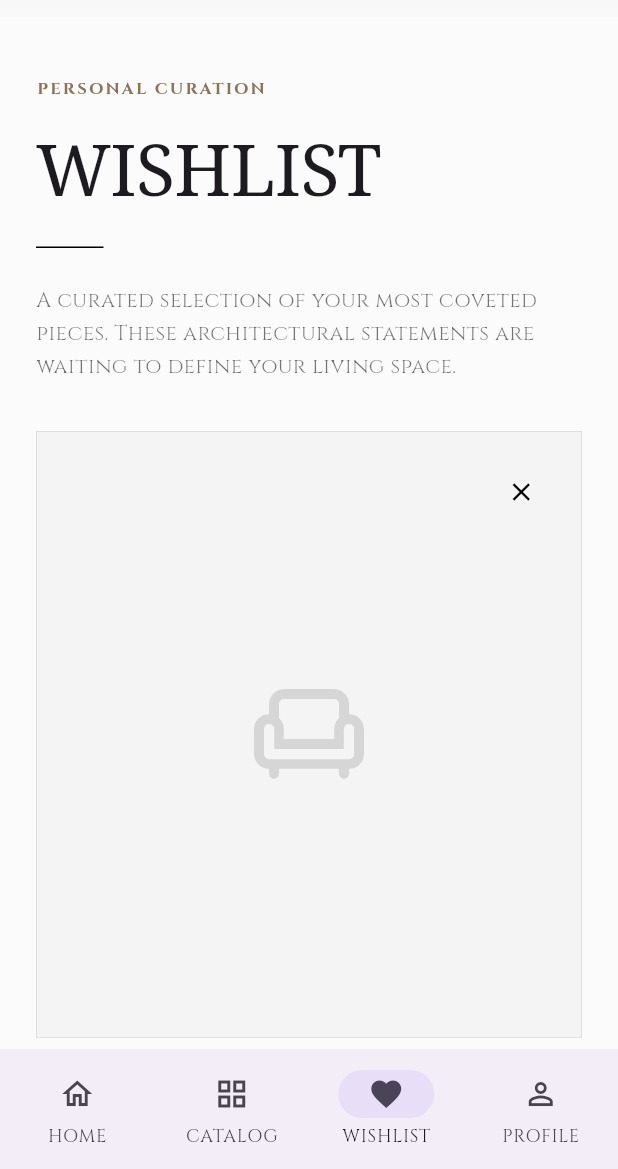
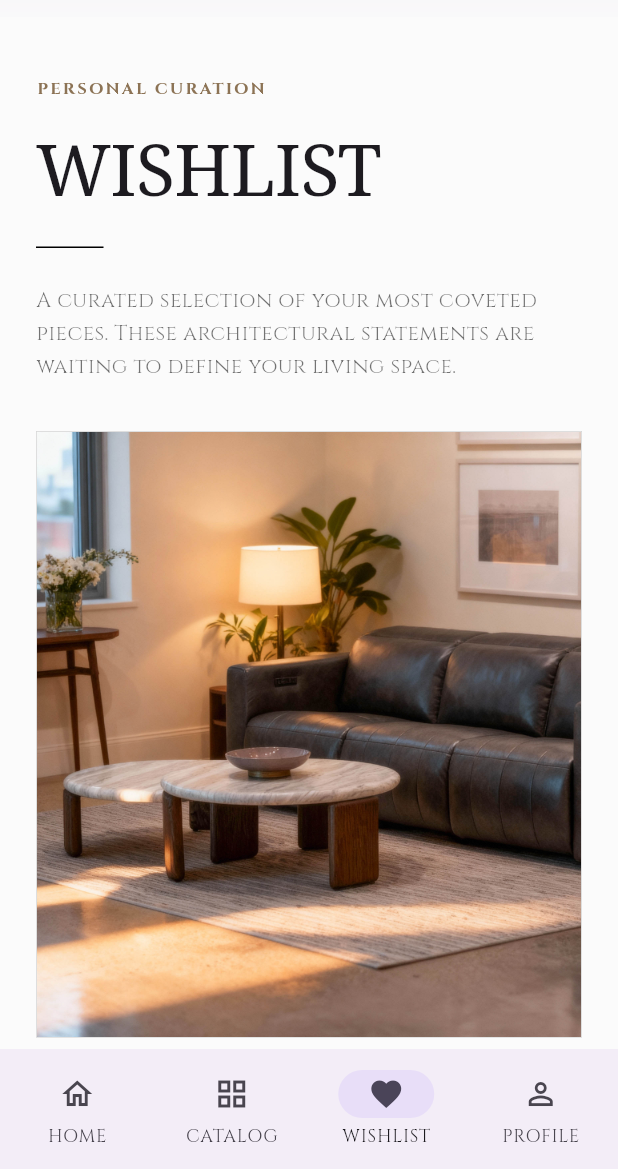
Before and after one commit to lamduy/Ar, a Flutter app: the screen it shows after launch, item 3 of the bottom bar chosen, on a phone screen of 412 x 824 dp, the part 67-1236 px from its top. Run offline on Flutter 3.47's test engine with Material 3 defaults, Android fonts, the phone set to English and light mode, and no system bars; our stand-ins replace permission_handler; missing offline and left inert: ar_flutter_plugin.

Commit message:
Modified   lib/model/home_models.dart Modified   lib/view_model/ar_view_model.dart Modified   lib/view_model/product_home_viewmodel.dart Modified   lib/views/widgets/WishListScreen.dart Modified   lib/views/widgets/new_arrivals_section.dart

```diff
--- a/lib/model/home_models.dart
+++ b/lib/model/home_models.dart
@@ -5,12 +5,14 @@ class Product {
   final String edition;
   final double price;
   final Color color;
+  final String image;
 
   const Product({
     required this.name,
     required this.edition,
     required this.price,
     required this.color,
+    required this.image,
   });
 }
 
--- a/lib/view_model/ar_view_model.dart
+++ b/lib/view_model/ar_view_model.dart
@@ -67,7 +67,7 @@ class ARViewModel extends ChangeNotifier {
       await arSessionManager!.onInitialize(
         showAnimatedGuide: true,
         showPlanes: true,
-        showFeaturePoints: true,
+        //showFeaturePoints: true,
         showWorldOrigin: false,
         handleTaps: true,
       );
--- a/lib/view_model/product_home_viewmodel.dart
+++ b/lib/view_model/product_home_viewmodel.dart
@@ -8,36 +8,42 @@ class ProductHomeViewModel extends ChangeNotifier {
       edition: 'COGNAC LEATHER EDITION',
       price: 1240.00,
       color: Color(0xFF9E3A2B),
+      image: 'assets/banner_home.jpg',
     ),
     Product(
       name: 'Luna Coffee Table',
       edition: 'NATURAL STONE EDITION',
       price: 890.00,
       color: Color(0xFF2F3E33),
+      image: 'assets/banner_home.jpg',
     ),
     Product(
       name: 'Luna Coffee Table1',
       edition: 'NATURAL STONE EDITION',
       price: 890.00,
       color: Color.fromARGB(255, 133, 10, 37),
+      image: 'assets/banner_home.jpg',
     ),
     Product(
       name: 'Luna Coffee Table2',
       edition: 'NATURAL STONE EDITION',
       price: 890.00,
       color: Color.fromARGB(255, 228, 228, 228),
+      image: 'assets/banner_home.jpg',
     ),
     Product(
       name: 'Luna Coffee Table3',
       edition: 'NATURAL STONE EDITION',
       price: 890.00,
       color: Color.fromARGB(255, 223, 105, 105),
+      image: 'assets/banner_home.jpg',
     ),
     Product(
       name: 'Luna Coffee Table4',
       edition: 'NATURAL STONE EDITION',
       price: 890.00,
       color: Color.fromARGB(255, 153, 184, 161),
+      image: 'assets/banner_home.jpg',
     ),
   ];
 
--- a/lib/views/widgets/WishListScreen.dart
+++ b/lib/views/widgets/WishListScreen.dart
@@ -10,12 +10,14 @@ class WishListScreen extends StatelessWidget {
       edition: "Personal Curation Edition",
       price: 2450.00,
       color: Color(0xFFE5E5E5),
+      image: 'assets/banner_home.jpg',
     ),
     Product(
       name: "ARCHITECTURAL ARMCHAIR",
       edition: "Limited Statement Series",
       price: 1800.00,
       color: Color(0xFFD4CFC9),
+      image: 'assets/banner_home.jpg',
     ),
   ];
 
@@ -103,28 +105,31 @@ class WishListScreen extends StatelessWidget {
                 ), // Dùng màu từ class Product làm nền
                 border: Border.all(color: Colors.black12, width: 0.5),
               ),
-              child: Stack(
-                children: [
-                  const Center(
-                    child: Icon(
-                      Icons.chair_outlined,
-                      size: 80,
-                      color: Colors.black12,
+              child:
+                  // Stack(
+                  //   children: [
+                  // Center(
+                  //   child:
+                  Image(
+                    image: product.image.isNotEmpty
+                        ? AssetImage(product.image)
+                        : AssetImage('assets/placeholder.png'),
+                    fit: BoxFit.cover,
                   ),
-                  ),
+              //),
               // Nút xóa (Top Right)
-                  Positioned(
-                    top: 16,
-                    right: 16,
-                    child: IconButton(
-                      icon: const Icon(
-                        Icons.close,
-                        size: 20,
-                        color: Colors.black,
-                      ),
-                      onPressed: () {},
-                    ),
-                  ),
+              // Positioned(
+              //   top: 16,
+              //   right: 16,
+              //   child: IconButton(
+              //     icon: const Icon(
+              //       Icons.close,
+              //       size: 20,
+              //       color: Colors.black,
+              //     ),
+              //     onPressed: () {},
+              //   ),
+              // ),
               // Nút AR (Bottom Right)
               // Positioned(
               //   bottom: 16,
@@ -137,10 +142,10 @@ class WishListScreen extends StatelessWidget {
               //     onPressed: () {},
               //   ),
               // ),
-                ],
+              //],
             ),
           ),
-          ),
+          //),
           const SizedBox(height: 16),
           // Thông tin sản phẩm từ Class
           Text(
```
Also changed, not shown: lib/views/widgets/new_arrivals_section.dart (+7 -6 lines). Lines whose indentation alone changed are shown as unchanged.
